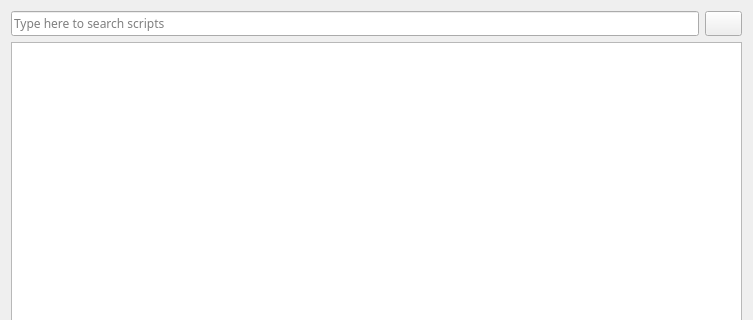
h4636oh/EasyAudit_QT, file audit_select_page.ui: the form before one commit; both pictures show x 0 to 753 and y 0 to 320 of the 753 by 663 pixel window.
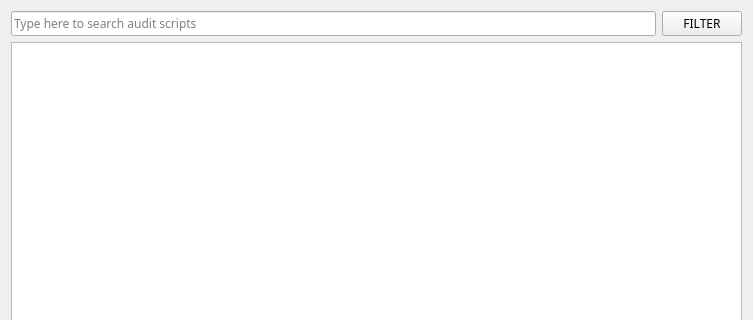
The form after the commit. Icons and pictures are not drawn.

```diff
--- a/audit_select_page.ui
+++ b/audit_select_page.ui
@@ -51,14 +51,14 @@
         <bool>true</bool>
        </property>
        <property name="placeholderText">
-        <string>Type here to search scripts</string>
+        <string>Type here to search audit scripts</string>
        </property>
       </widget>
      </item>
      <item>
       <widget class="QPushButton" name="filter_btn">
        <property name="text">
-        <string/>
+        <string>FILTER</string>
        </property>
        <property name="icon">
         <iconset theme="QIcon::ThemeIcon::ImageLoading"/>
```
